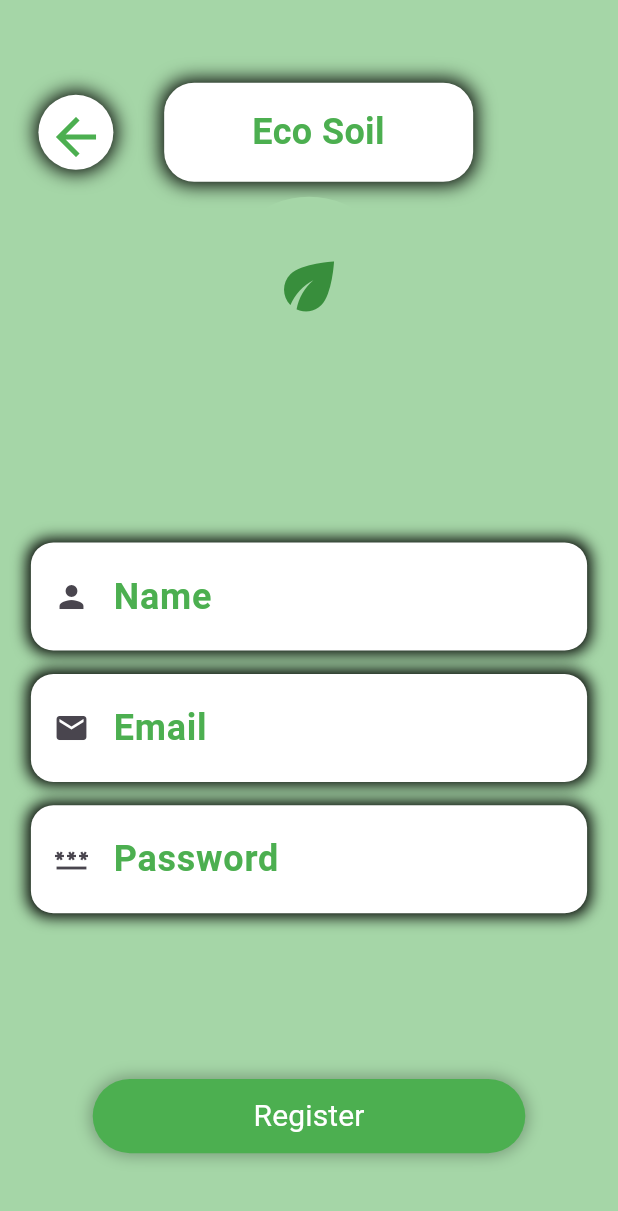
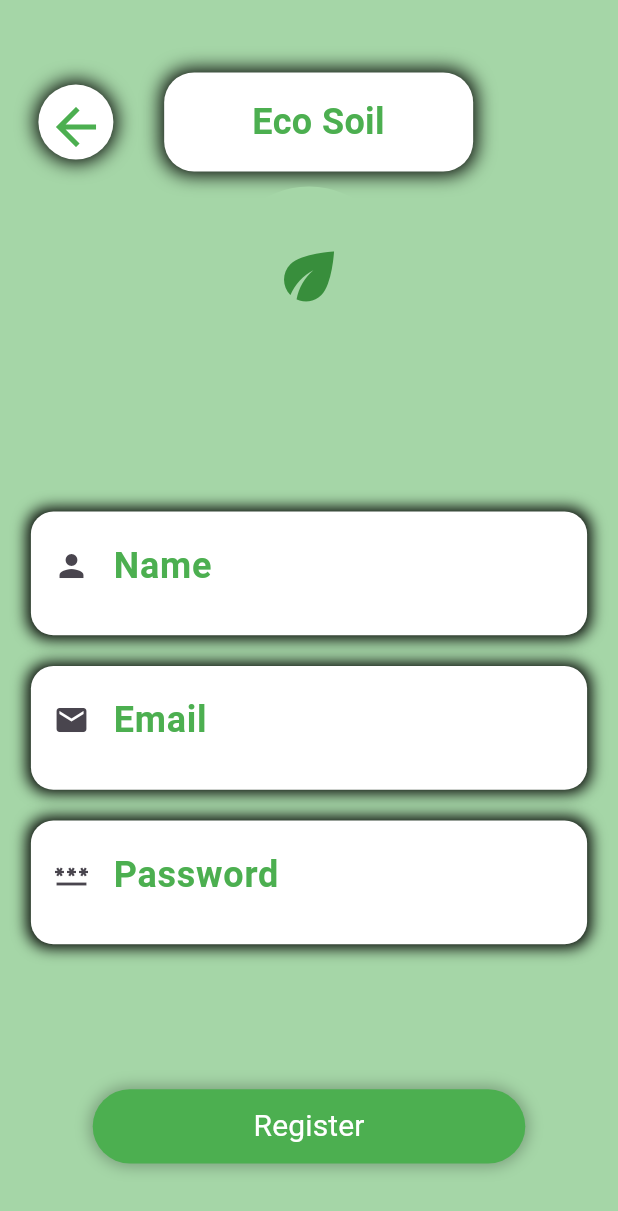
Before and after one commit to KonstantinZlatew/HackTues11, a Flutter app: the screen it shows after launch, after a tap on "Login", after a tap on "Don't have an account?", on a phone screen of 412 x 824 dp. Shown: the top 1211 px of the screen. Run offline on Flutter 3.47's test engine with Material 3 defaults, Android fonts, the phone set to English and light mode, and no system bars; our stand-ins replace cloud_firestore, firebase_auth, firebase_core, firebase_storage, get_it; accounts and stored records are empty.

Commit message:
fixed design bug and added an alert on wrong user entry

```diff
--- a/flutter/hackware/lib/pages/login_page.dart
+++ b/flutter/hackware/lib/pages/login_page.dart
@@ -97,7 +97,7 @@ class _LoginPageState extends State<LoginPage> {
 
   Widget _loginForm() {
     return Container(
-      height: _deviceHeight! * 0.2,
+      height: _deviceHeight! * 0.23,
       child: Form(
           key: _loginFormKey,
           child: Column(
@@ -117,6 +117,7 @@ class _LoginPageState extends State<LoginPage> {
 
   Widget _emailTextField() {
     return Container(
+      height: _deviceHeight! * 0.1,
       padding: EdgeInsets.symmetric(horizontal: 15, vertical: 5),
       decoration: BoxDecoration(
         color: Colors.white,
@@ -161,7 +162,7 @@ class _LoginPageState extends State<LoginPage> {
 
   Widget _passwordTextField() {
     return Container(
-        height: _deviceHeight! * 0.08,
+        height: _deviceHeight! * 0.1,
         padding: EdgeInsets.symmetric(horizontal: 15, vertical: 5),
         decoration: BoxDecoration(
           color: Colors.white,
@@ -248,7 +249,34 @@ class _LoginPageState extends State<LoginPage> {
       bool _result = await _firebaseService!
           .loginUser(email: _email!, password: _password!);
 
-      if (_result) Navigator.popAndPushNamed(context, 'home');
+      if (_result)
+        Navigator.popAndPushNamed(context, 'home');
+      else {
+        setState(() {
+          _email = "";
+          _password = "";
+        });
+        _loginFormKey.currentState!.reset();
+        showDialog(
+            barrierDismissible: false,
+            context: context,
+            builder: (BuildContext _context) {
+              return AlertDialog(
+                  backgroundColor: Colors.red,
+                  title: Row(
+                    children: [
+                      Icon(Icons.cancel_sharp, color: Colors.white, size: 30),
+                      SizedBox(width: 10),
+                      Text(
+                        "Invalid credentials!",
+                        style: TextStyle(color: Colors.white),
+                      ),
+                    ],
+                  ));
+            });
+        await Future.delayed(const Duration(seconds: 2));
+        Navigator.pop(context);
+      }
     }
   }
 }
--- a/flutter/hackware/lib/pages/register_page.dart
+++ b/flutter/hackware/lib/pages/register_page.dart
@@ -44,6 +44,9 @@ class _RegisterPageState extends State<RegisterPage> {
 
   Widget _headerWidget() {
     return Column(
+      mainAxisAlignment: MainAxisAlignment.spaceBetween,
+      mainAxisSize: MainAxisSize.min,
+      crossAxisAlignment: CrossAxisAlignment.center,
       children: [
         Row(
           children: [
@@ -120,7 +123,7 @@ class _RegisterPageState extends State<RegisterPage> {
 
   Widget _registrationForm() {
     return Container(
-      height: _deviceHeight! * 0.3,
+      height: _deviceHeight! * 0.35,
       child: Form(
           key: _registerFormState,
           child: Column(
@@ -138,6 +141,7 @@ class _RegisterPageState extends State<RegisterPage> {
 
   Widget _nameTextField() {
     return Container(
+      height: _deviceHeight! * 0.1,
       padding: EdgeInsets.symmetric(horizontal: 15, vertical: 5),
       decoration: BoxDecoration(
         color: Colors.white,
@@ -172,6 +176,7 @@ class _RegisterPageState extends State<RegisterPage> {
 
   Widget _emailTextField() {
     return Container(
+      height: _deviceHeight! * 0.1,
       padding: EdgeInsets.symmetric(horizontal: 15, vertical: 5),
       decoration: BoxDecoration(
         color: Colors.white,
@@ -216,6 +221,7 @@ class _RegisterPageState extends State<RegisterPage> {
 
   Widget _passwordTextField() {
     return Container(
+        height: _deviceHeight! * 0.1,
         padding: EdgeInsets.symmetric(horizontal: 15, vertical: 5),
         decoration: BoxDecoration(
           color: Colors.white,
@@ -247,7 +253,7 @@ class _RegisterPageState extends State<RegisterPage> {
             if (_value!.length == 0)
               return "Please enter a password!";
             else if (_value!.length < 6)
-              return "Enter a password longer than 6 characters";
+              return "Enter a password longer than  6characters";
             else
               return null;
           },
```
